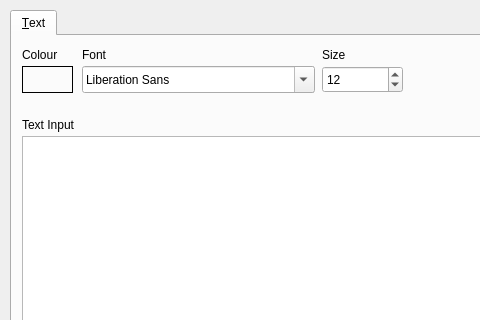
First picture: the form in src/dialogs/textdialog.ui, repository PhotoFlare/photoflare, before the edit; both pictures show x 0 to 480 and y 0 to 320 of the 769 by 433 pixel window.
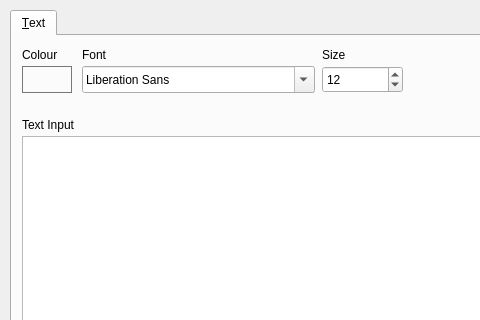
Second picture: the form after the edit. Icons and pictures are not drawn.

Commit message: Fixes #326 - Border colour to match other widgets

```diff
--- a/src/dialogs/textdialog.ui
+++ b/src/dialogs/textdialog.ui
@@ -228,7 +228,7 @@
       <rect>
        <x>10</x>
        <y>30</y>
-       <width>51</width>
+       <width>50</width>
        <height>27</height>
       </rect>
      </property>
@@ -236,7 +236,7 @@
       <bool>false</bool>
      </property>
      <property name="styleSheet">
-      <string notr="true">border: 1px solid black</string>
+      <string notr="true">border: 1px solid rgb(120,120,120)</string>
      </property>
      <property name="frameShape">
       <enum>QFrame::NoFrame</enum>
```
The commit also changes 1 other file.
